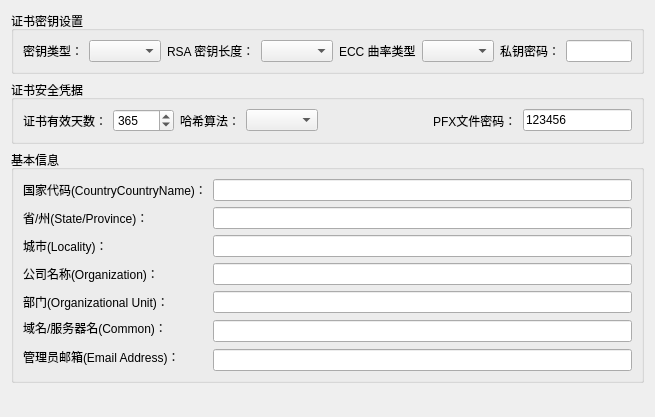
Old version of the form CetCryptoToolkit/modules/certificatemanager/certificatemanager.ui in the repository cetxiyuan/CetCryptoToolkit.
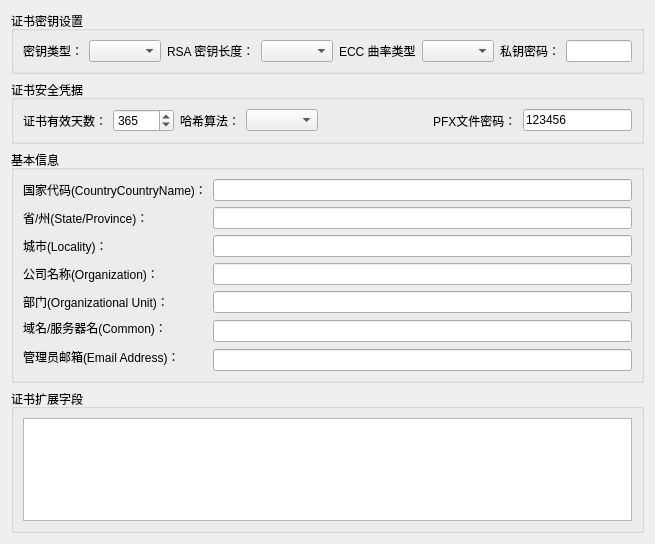
New version of the form.

Commit message: Fixed: 证书扩展字段外置可配置、证书链文件和PFX文件依据域名区分生成和文件名不可使用字符重命名为下划线

```diff
--- a/CetCryptoToolkit/modules/certificatemanager/certificatemanager.ui
+++ b/CetCryptoToolkit/modules/certificatemanager/certificatemanager.ui
@@ -7,7 +7,7 @@
     <x>0</x>
     <y>0</y>
     <width>655</width>
-    <height>417</height>
+    <height>544</height>
    </rect>
   </property>
   <property name="windowTitle">
@@ -227,17 +227,16 @@
     </widget>
    </item>
    <item row="3" column="0">
-    <spacer name="verticalSpacer">
-     <property name="orientation">
-      <enum>Qt::Vertical</enum>
+    <widget class="QGroupBox" name="groupBox_4">
+     <property name="title">
+      <string>证书扩展字段</string>
      </property>
-     <property name="sizeHint" stdset="0">
-      <size>
-       <width>20</width>
-       <height>40</height>
-      </size>
-     </property>
-    </spacer>
+     <layout class="QGridLayout" name="gridLayout_5">
+      <item row="0" column="0">
+       <widget class="QPlainTextEdit" name="certExtsPlainTextEdit"/>
+      </item>
+     </layout>
+    </widget>
    </item>
   </layout>
  </widget>
```
Left out of the diff: 126 changed lines with no effect on the pictures. The commit also changes 4 other files.
